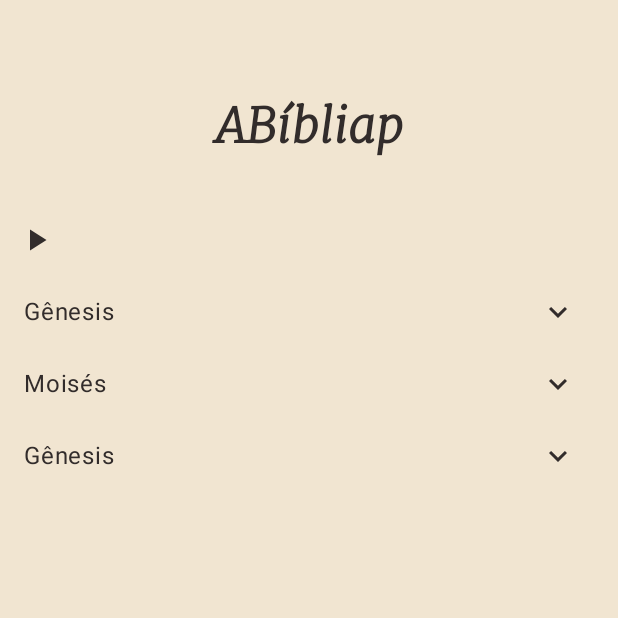
After one commit to Faguim02/ABibliap, an Android app built with Jetpack Compose: the composable HomeScreen shown on its own in the app's theme, on a phone screen of 412 x 824 dp, the top half of it. The commit adds this screen. Run offline under Robolectric (Android 15) with nearby library versions, the phone set to English and light mode, and no system bars.

Commit message:
feat: create /home/home_components/BookComponent.kt and /home/home_screen/HomeScreen.kt, criando a interface da home

```diff
--- a/app/src/main/java/com/guim/abibliap/MainActivity.kt
+++ b/app/src/main/java/com/guim/abibliap/MainActivity.kt
@@ -10,6 +10,7 @@ import androidx.compose.material3.Text
 import androidx.compose.runtime.Composable
 import androidx.compose.ui.Modifier
 import androidx.compose.ui.tooling.preview.Preview
+import com.guim.abibliap.presentation.home.home_screen.HomeScreen
 import com.guim.abibliap.ui.theme.ABibliapTheme
 
 class MainActivity : ComponentActivity() {
--- a/app/src/main/java/com/guim/abibliap/data/dto/books/BooksDto.kt
+++ b/app/src/main/java/com/guim/abibliap/data/dto/books/BooksDto.kt
@@ -7,7 +7,7 @@ import com.squareup.moshi.Json
 //class BooksDto : ArrayList<BooksDtoItem>()
 
 data class BooksDto(
-    val books: List<BooksDtoItem>
+    val books: List<BooksData>
 )
 
 fun BooksDto.toBooksData(): BooksData {
--- a/app/src/main/java/com/guim/abibliap/domain/model/books/BooksData.kt
+++ b/app/src/main/java/com/guim/abibliap/domain/model/books/BooksData.kt
@@ -3,5 +3,5 @@ package com.guim.abibliap.domain.model.books
 import com.guim.abibliap.data.dto.books.BooksDtoItem
 
 data class BooksData(
-    val books: List<BooksDtoItem>
+    val books: List<BooksData>
 )
--- /dev/null
+++ b/app/src/main/java/com/guim/abibliap/presentation/home/home_components/BookComponent.kt
@@ -0,0 +1,102 @@
+package com.guim.abibliap.presentation.home.home_components
+
+import android.graphics.drawable.Icon
+import androidx.compose.foundation.background
+import androidx.compose.foundation.layout.*
+import androidx.compose.material.icons.Icons
+import androidx.compose.material.icons.filled.ArrowDropDown
+import androidx.compose.material.icons.filled.KeyboardArrowDown
+import androidx.compose.material.icons.filled.KeyboardArrowLeft
+import androidx.compose.material.icons.filled.KeyboardArrowRight
+import androidx.compose.material3.Icon
+import androidx.compose.material3.IconButton
+import androidx.compose.material3.MaterialTheme
+import androidx.compose.material3.Text
+import androidx.compose.runtime.*
+import androidx.compose.ui.Alignment
+import androidx.compose.ui.Modifier
+import androidx.compose.ui.tooling.preview.Preview
+import androidx.compose.ui.unit.dp
+import com.guim.abibliap.data.dto.book.Abbrev
+import com.guim.abibliap.domain.model.book.BookData
+
+@Composable
+fun BookComponent(bookData: BookData) {
+
+    var expandChapters by remember { mutableStateOf(false) }
+
+    when(expandChapters) {
+        true -> {
+            BookItemComponent(
+                bookData = bookData,
+                handleExpandChapters = { expandChapters = !expandChapters },
+                isExpanded = expandChapters
+            )
+            Column {
+                ListChaptersComponent(bookData.chapters)
+            }
+        }
+        else -> BookItemComponent(
+            bookData = bookData,
+            handleExpandChapters = { expandChapters = !expandChapters },
+            isExpanded = expandChapters
+        )
+    }
+
+
+}
+
+@Composable
+fun BookItemComponent(bookData: BookData, handleExpandChapters: () -> Unit, isExpanded: Boolean) {
+    Row(
+        modifier = Modifier
+            .fillMaxWidth()
+            .padding(horizontal = 16.dp),
+        verticalAlignment = Alignment.CenterVertically,
+        horizontalArrangement = Arrangement.SpaceBetween
+    ) {
+        Text(
+            text = bookData.name
+        )
+        IconButton(
+            onClick = handleExpandChapters,
+        ) {
+
+            when(isExpanded) {
+                false -> {
+                    Icon(
+                        imageVector = Icons.Default.KeyboardArrowDown,
+                        contentDescription = null
+                    )
+                }
+                else -> {
+                    Icon(
+                        imageVector = Icons.Default.KeyboardArrowRight,
+                        contentDescription = null
+                    )
+                }
+            }
+        }
+    }
+}
+
+@Composable
+fun ListChaptersComponent(chapterAmount: Int) {
+    Text(
+        text = chapterAmount.toString(),
+        modifier = Modifier.padding(16.dp)
+    )
+}
+
+@Preview()
+@Composable
+fun previewBookComponent() {
+
+    val bookData = BookData(
+        name = "Gênesis", group = "", author = "", comment = "", testament = "", abbrev = Abbrev(en = "gn", pt = "gn"), chapters = 50
+    )
+
+    MaterialTheme {
+        BookComponent(bookData = bookData)
+    }
+}
--- /dev/null
+++ b/app/src/main/java/com/guim/abibliap/presentation/home/home_screen/HomeScreen.kt
@@ -0,0 +1,95 @@
+package com.guim.abibliap.presentation.home.home_screen
+
+import androidx.compose.foundation.background
+import androidx.compose.foundation.layout.*
+import androidx.compose.foundation.lazy.LazyColumn
+import androidx.compose.foundation.lazy.items
+import androidx.compose.material.icons.Icons
+import androidx.compose.material.icons.filled.PlayArrow
+import androidx.compose.material3.*
+import androidx.compose.runtime.Composable
+import androidx.compose.ui.Modifier
+import androidx.compose.ui.graphics.Color
+import androidx.compose.ui.text.TextStyle
+import androidx.compose.ui.text.font.FontFamily
+import androidx.compose.ui.text.font.FontStyle
+import androidx.compose.ui.text.font.FontWeight
+import androidx.compose.ui.text.style.TextAlign
+import androidx.compose.ui.tooling.preview.Preview
+import androidx.compose.ui.unit.dp
+import androidx.compose.ui.unit.sp
+import com.guim.abibliap.data.dto.book.Abbrev
+import com.guim.abibliap.domain.model.book.BookData
+import com.guim.abibliap.domain.model.books.BooksData
+import com.guim.abibliap.presentation.home.home_components.BookComponent
+import com.guim.abibliap.ui.theme.ABibliapTheme
+import com.guim.abibliap.ui.theme.Merriweather
+
+@OptIn(ExperimentalMaterial3Api::class)
+@Composable()
+fun HomeScreen() {
+
+    val booksData = listOf<BookData>(
+        BookData(
+            name = "Gênesis", group = "", author = "", comment = "", testament = "", abbrev = Abbrev(en = "gn", pt = "gn"), chapters = 50
+        ),
+        BookData(
+            name = "Moisés", group = "", author = "", comment = "", testament = "", abbrev = Abbrev(en = "gn", pt = "gn"), chapters = 40
+        ),
+        BookData(
+            name = "Gênesis", group = "", author = "", comment = "", testament = "", abbrev = Abbrev(en = "gn", pt = "gn"), chapters = 50
+        )
+    )
+
+    Scaffold(
+        topBar = {
+            Column {
+                Spacer(modifier = Modifier.height(64.dp))
+                Text(
+                    modifier = Modifier
+                        .fillMaxWidth(),
+                    text = "ABíbliap",
+                    style = TextStyle(
+                        fontFamily = Merriweather,
+                        fontWeight = FontWeight.Black,
+                        fontSize = 32.sp,
+                        textAlign = TextAlign.Center
+                    )
+                )
+                Spacer(modifier = Modifier.height(32.dp))
+            }
+        }
+    ) {padding ->
+        Column(
+            modifier = Modifier.padding(padding)
+        ) {
+
+            LazyColumn {
+                item {
+                    IconButton(
+                        onClick = {}
+                    ) {
+                        Icon(
+                            imageVector = Icons.Default.PlayArrow,
+                            contentDescription = null
+                        )
+                    }
+                }
+
+                items(booksData) {
+                    BookComponent(bookData = it)
+                }
+            }
+
+        }
+    }
+
+}
+
+@Preview()
+@Composable
+fun previewHomeScreen() {
+    ABibliapTheme() {
+        HomeScreen()
+    }
+}
--- a/app/src/main/java/com/guim/abibliap/ui/theme/Theme.kt
+++ b/app/src/main/java/com/guim/abibliap/ui/theme/Theme.kt
@@ -33,7 +33,7 @@ private val LightColorScheme = lightColorScheme(
 fun ABibliapTheme(
     darkTheme: Boolean = isSystemInDarkTheme(),
     // Dynamic color is available on Android 12+
-    dynamicColor: Boolean = true,
+    dynamicColor: Boolean = false,
     content: @Composable () -> Unit
 ) {
     val colorScheme = when {
```
Also changed, not shown: app/src/main/java/com/guim/abibliap/ui/theme/Font.kt (added, +25 -0 lines), app/src/main/res/font/merriweather_black_italic.ttf (added), app/src/main/res/font/merriweather_bold_italic.ttf (added), app/src/main/res/font/merriweather_italic.ttf (added), app/src/main/res/font/merriweather_light_italic.ttf (added), 275 other files.
